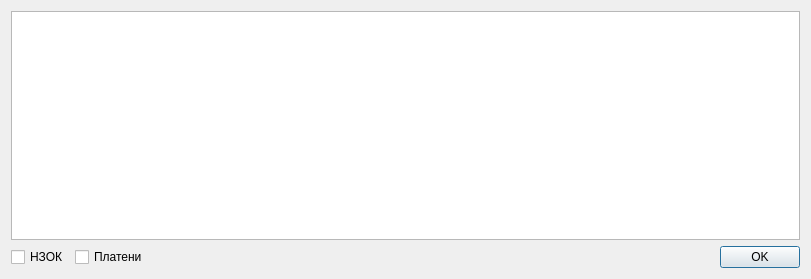
First picture: the form in src/View/Printer/ProcedurePrintSelectDialog.ui, repository thefinalcutbg/DinoDent, before the edit.
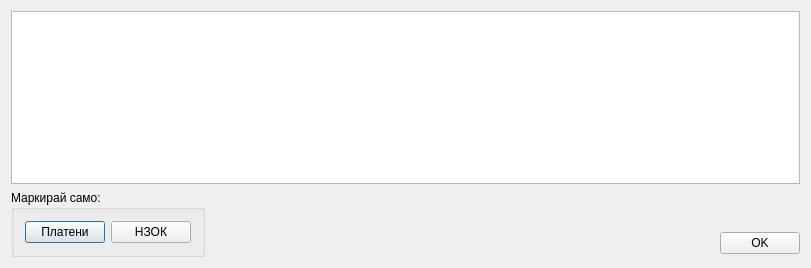
Second picture: the form after the edit. Custom widgets are drawn as their Qt base class.

Commit message: Financial module updated with ability to delete and edit business operations. ProcedureSelectionDialog selection preference implemented

```diff
--- a/src/View/Printer/ProcedurePrintSelectDialog.ui
+++ b/src/View/Printer/ProcedurePrintSelectDialog.ui
@@ -7,30 +7,51 @@
     <x>0</x>
     <y>0</y>
     <width>811</width>
-    <height>279</height>
+    <height>268</height>
    </rect>
   </property>
+  <property name="minimumSize">
+   <size>
+    <width>811</width>
+    <height>0</height>
+   </size>
+  </property>
+  <property name="maximumSize">
+   <size>
+    <width>811</width>
+    <height>16777215</height>
+   </size>
+  </property>
   <property name="windowTitle">
    <string>ProcedurePrintSelectDialog</string>
   </property>
-  <layout class="QVBoxLayout" name="verticalLayout">
+  <layout class="QVBoxLayout" name="verticalLayout_2">
    <item>
     <widget class="ProcedureTable" name="tableView"/>
    </item>
    <item>
-    <layout class="QHBoxLayout" name="horizontalLayout">
+    <layout class="QHBoxLayout" name="horizontalLayout_2">
      <item>
-      <widget class="QCheckBox" name="checkBox">
-       <property name="text">
-        <string>НЗОК</string>
+      <widget class="QGroupBox" name="groupBox">
+       <property name="title">
+        <string>Маркирай само:</string>
        </property>
-      </widget>
-     </item>
-     <item>
-      <widget class="QCheckBox" name="checkBox_2">
-       <property name="text">
-        <string>Платени</string>
-       </property>
+       <layout class="QHBoxLayout" name="horizontalLayout">
+        <item>
+         <widget class="QPushButton" name="paidButton">
+          <property name="text">
+           <string>Платени</string>
+          </property>
+         </widget>
+        </item>
+        <item>
+         <widget class="QPushButton" name="nzokButton">
+          <property name="text">
+           <string>НЗОК</string>
+          </property>
+         </widget>
+        </item>
+       </layout>
       </widget>
      </item>
      <item>
@@ -47,11 +68,31 @@
       </spacer>
      </item>
      <item>
-      <widget class="QPushButton" name="okButton">
-       <property name="text">
-        <string>OK</string>
-       </property>
-      </widget>
+      <layout class="QVBoxLayout" name="verticalLayout">
+       <item>
+        <spacer name="verticalSpacer">
+         <property name="orientation">
+          <enum>Qt::Vertical</enum>
+         </property>
+         <property name="sizeType">
+          <enum>QSizePolicy::Preferred</enum>
+         </property>
+         <property name="sizeHint" stdset="0">
+          <size>
+           <width>20</width>
+           <height>40</height>
+          </size>
+         </property>
+        </spacer>
+       </item>
+       <item>
+        <widget class="QPushButton" name="okButton">
+         <property name="text">
+          <string>OK</string>
+         </property>
+        </widget>
+       </item>
+      </layout>
      </item>
     </layout>
    </item>
```
Left out of the diff: 3 changed lines with no effect on the pictures. The commit also changes 33 other files.
